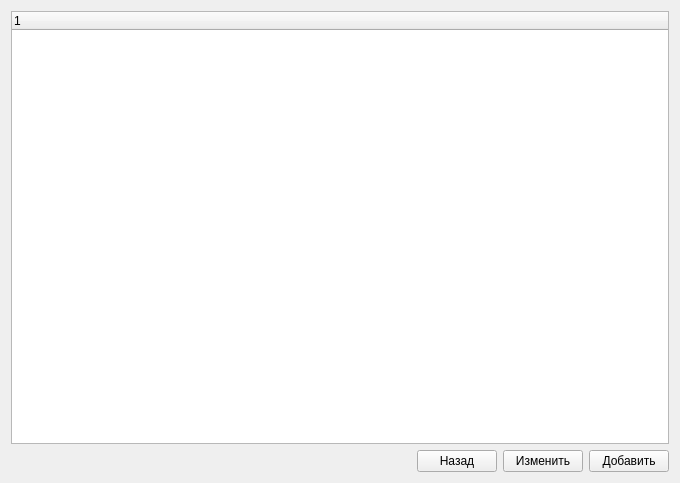
lazyDesertMan/Mivar, file ui/RelationOptions.ui: the form before one commit.
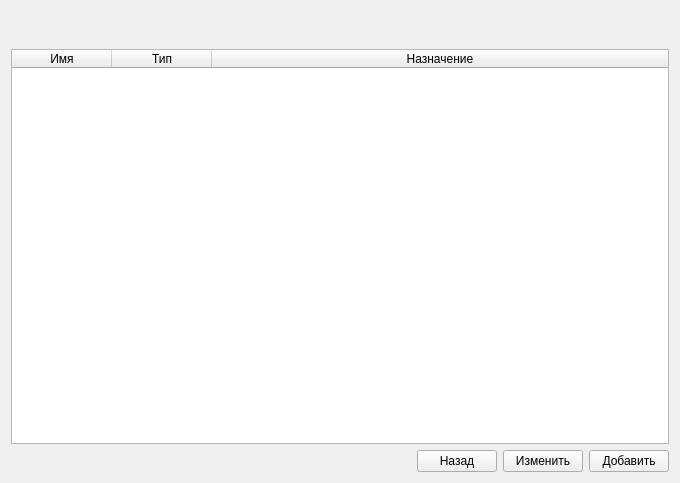
The form after the commit. Icons and pictures are not drawn.

Diff of the .ui file:
```diff
--- a/ui/RelationOptions.ui
+++ b/ui/RelationOptions.ui
@@ -177,7 +177,7 @@
       </layout>
      </widget>
      <widget class="QWidget" name="page_4">
-      <layout class="QGridLayout" name="gridLayout_6">
+      <layout class="QGridLayout" name="gridLayout_6" rowstretch="0,0,0">
        <property name="leftMargin">
         <number>0</number>
        </property>
@@ -190,7 +190,64 @@
        <property name="bottomMargin">
         <number>0</number>
        </property>
-       <item row="1" column="0">
+       <item row="0" column="0">
+        <layout class="QHBoxLayout" name="horizontalLayout_3" stretch="0,0,1">
+         <item>
+          <widget class="QPushButton" name="addParamBtn">
+           <property name="minimumSize">
+            <size>
+             <width>32</width>
+             <height>32</height>
+            </size>
+           </property>
+           <property name="styleSheet">
+            <string notr="true">QPushButton#addParamBtn {
+	border: none;
+}
+QPushButton#addParamBtn:hover {
+     background-color: gray;
+}</string>
+           </property>
+           <property name="text">
+            <string/>
+           </property>
+           <property name="icon">
+            <iconset resource="../resources.qrc">
+             <normaloff>:/image/res/icons/add.svg</normaloff>:/image/res/icons/add.svg</iconset>
+           </property>
+          </widget>
+         </item>
+         <item>
+          <widget class="QPushButton" name="removeParamBtn">
+           <property name="minimumSize">
+            <size>
+             <width>32</width>
+             <height>32</height>
+            </size>
+           </property>
+           <property name="styleSheet">
+            <string notr="true">QPushButton#removeParamBtn {
+	border: none;
+}
+QPushButton#removeParamBtn:hover {
+     background-color: gray;
+}</string>
+           </property>
+           <property name="text">
+            <string/>
+           </property>
+           <property name="icon">
+            <iconset resource="../resources.qrc">
+             <normaloff>:/image/res/icons/remove.svg</normaloff>:/image/res/icons/remove.svg</iconset>
+           </property>
+          </widget>
+         </item>
+         <item>
+          <widget class="QWidget" name="widget_3" native="true"/>
+         </item>
+        </layout>
+       </item>
+       <item row="2" column="0">
         <layout class="QHBoxLayout" name="horizontalLayout_2" stretch="1,0,0,0">
          <item>
           <widget class="QWidget" name="widget" native="true"/>
@@ -218,11 +275,30 @@
          </item>
         </layout>
        </item>
-       <item row="0" column="0">
-        <widget class="QTreeWidget" name="treeWidget">
+       <item row="1" column="0">
+        <widget class="QTableWidget" name="paramsTable">
+         <property name="editTriggers">
+          <set>QAbstractItemView::NoEditTriggers</set>
+         </property>
+         <attribute name="horizontalHeaderStretchLastSection">
+          <bool>true</bool>
+         </attribute>
+         <attribute name="verticalHeaderStretchLastSection">
+          <bool>false</bool>
+         </attribute>
          <column>
           <property name="text">
-           <string notr="true">1</string>
+           <string>Имя</string>
+          </property>
+         </column>
+         <column>
+          <property name="text">
+           <string>Тип</string>
+          </property>
+         </column>
+         <column>
+          <property name="text">
+           <string>Назначение</string>
           </property>
          </column>
         </widget>
```
Left out of the diff: 4 changed lines with no effect on the pictures.
